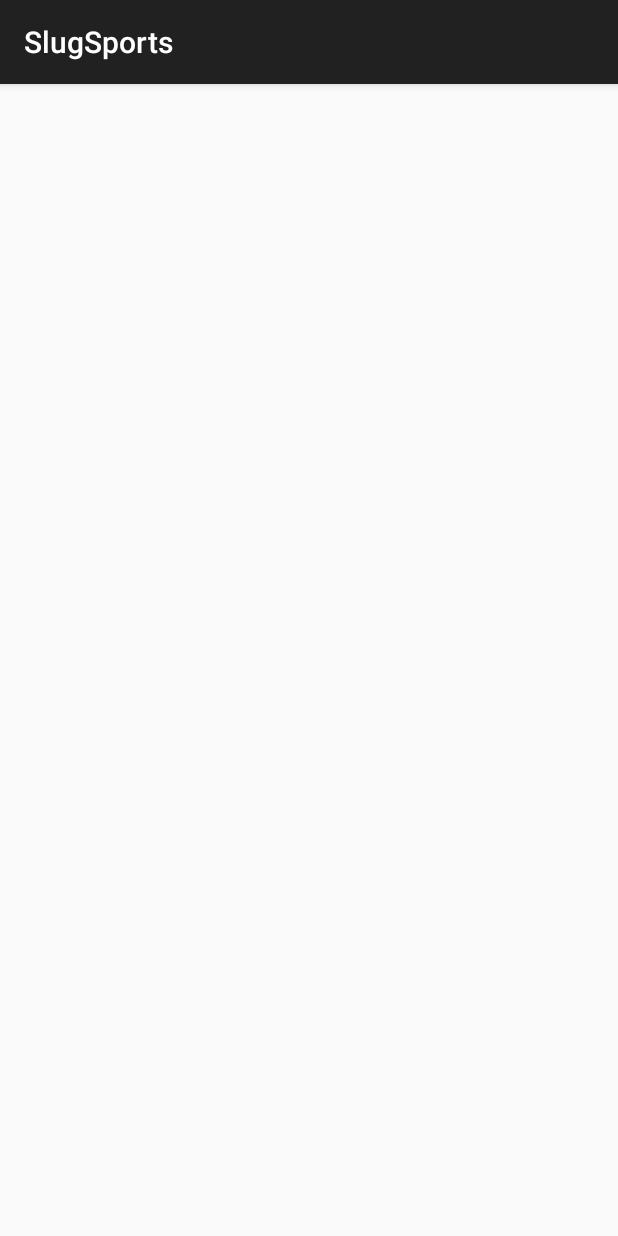
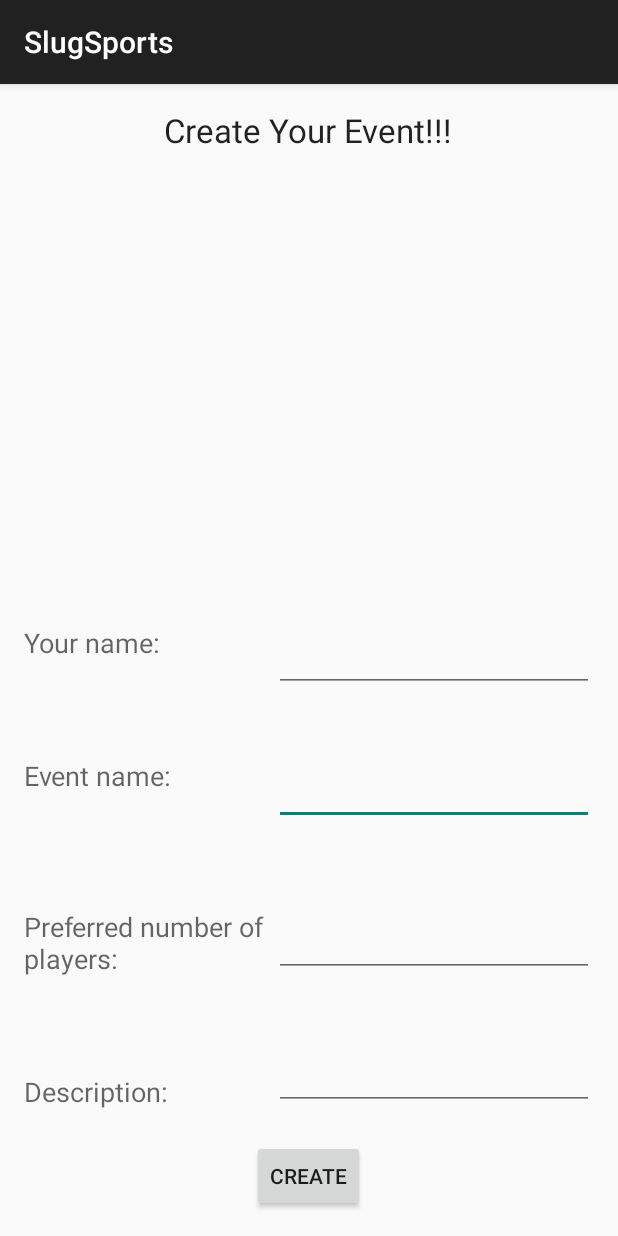
Before and after one commit to gcherr/CMPS115-Project, an Android app: the createEvent screen opened directly, with no data from a screen before it, on a phone screen of 412 x 824 dp. Run offline under Robolectric (Android 15) with nearby library versions, the phone set to English and light mode, and no system bars.

Commit message:
finished create event template

```diff
--- a/SlugSports/app/src/main/res/layout/activity_create_event.xml
+++ b/SlugSports/app/src/main/res/layout/activity_create_event.xml
@@ -7,4 +7,111 @@
     android:paddingBottom="@dimen/activity_vertical_margin"
     tools:context="com.example.will.slugsports.createEvent">
 
+    <EditText
+        android:layout_width="200dp"
+        android:layout_height="wrap_content"
+        android:id="@+id/editText"
+        android:layout_above="@+id/editText2"
+        android:layout_alignRight="@+id/editText2"
+        android:layout_alignEnd="@+id/editText2"
+        android:layout_marginBottom="56dp"
+        android:layout_alignLeft="@+id/editText2"
+        android:layout_alignStart="@+id/editText2" />
+
+    <TextView
+        android:layout_width="wrap_content"
+        android:layout_height="wrap_content"
+        android:textAppearance="?android:attr/textAppearanceMedium"
+        android:text="@string/event_name"
+        android:id="@+id/textView3"
+        android:singleLine="true"
+        android:layout_alignBottom="@+id/editText"
+        android:layout_alignParentLeft="true"
+        android:layout_alignParentStart="true"
+        android:layout_alignTop="@+id/editText"
+        android:layout_alignRight="@+id/textView5"
+        android:layout_alignEnd="@+id/textView5" />
+
+    <TextView
+        android:layout_width="wrap_content"
+        android:layout_height="wrap_content"
+        android:textAppearance="?android:attr/textAppearanceLarge"
+        android:text="@string/event_creator"
+        android:id="@+id/textView4"
+        android:layout_alignParentTop="true"
+        android:layout_centerHorizontal="true" />
+
+    <EditText
+        android:layout_width="wrap_content"
+        android:layout_height="wrap_content"
+        android:inputType="number"
+        android:ems="10"
+        android:id="@+id/editText2"
+        android:layout_alignBottom="@+id/textView5"
+        android:layout_alignLeft="@+id/editText3"
+        android:layout_alignStart="@+id/editText3" />
+
+    <TextView
+        android:layout_width="wrap_content"
+        android:layout_height="wrap_content"
+        android:textAppearance="?android:attr/textAppearanceMedium"
+        android:text="@string/preferred_num"
+        android:id="@+id/textView5"
+        android:layout_above="@+id/editText3"
+        android:layout_alignParentLeft="true"
+        android:layout_alignParentStart="true"
+        android:layout_marginBottom="43dp"
+        android:layout_toLeftOf="@+id/editText2"
+        android:layout_toStartOf="@+id/editText2" />
+
+    <EditText
+        android:layout_width="wrap_content"
+        android:layout_height="wrap_content"
+        android:inputType="textMultiLine"
+        android:ems="10"
+        android:id="@+id/editText3"
+        android:layout_marginBottom="68dp"
+        android:layout_alignParentBottom="true"
+        android:layout_alignParentRight="true"
+        android:layout_alignParentEnd="true" />
+
+    <TextView
+        android:layout_width="wrap_content"
+        android:layout_height="wrap_content"
+        android:textAppearance="?android:attr/textAppearanceMedium"
+        android:text="@string/description"
+        android:id="@+id/textView6"
+        android:layout_alignBottom="@+id/editText3"
+        android:layout_alignParentLeft="true"
+        android:layout_alignParentStart="true" />
+
+    <EditText
+        android:layout_width="wrap_content"
+        android:layout_height="wrap_content"
+        android:inputType="textPersonName"
+        android:ems="10"
+        android:id="@+id/editText4"
+        android:layout_above="@+id/editText"
+        android:layout_alignLeft="@+id/editText"
+        android:layout_alignStart="@+id/editText"
+        android:layout_marginBottom="43dp" />
+
+    <TextView
+        android:layout_width="wrap_content"
+        android:layout_height="wrap_content"
+        android:textAppearance="?android:attr/textAppearanceMedium"
+        android:text="@string/enter_name"
+        android:id="@+id/textView7"
+        android:layout_alignTop="@+id/editText4"
+        android:layout_alignParentLeft="true"
+        android:layout_alignParentStart="true" />
+
+    <Button
+        style="?android:attr/buttonStyleSmall"
+        android:layout_width="wrap_content"
+        android:layout_height="wrap_content"
+        android:text="@string/create"
+        android:id="@+id/button2"
+        android:layout_alignParentBottom="true"
+        android:layout_centerHorizontal="true" />
 </RelativeLayout>
--- a/SlugSports/app/src/main/res/values/strings.xml
+++ b/SlugSports/app/src/main/res/values/strings.xml
@@ -8,4 +8,11 @@
     <string name="create_text">Create Game</string>
     <string name="available">Available Games</string>
     <string name="title_activity_found_games">FoundGames</string>
+
+    <string name="event_name">Event name:</string>
+    <string name="preferred_num">Preferred number of players:</string>
+    <string name="description">Description:</string>
+    <string name="enter_name">Your name:</string>
+    <string name="event_creator">Create Your Event!!!</string>
+    <string name="create">Create</string>
 </resources>
```
